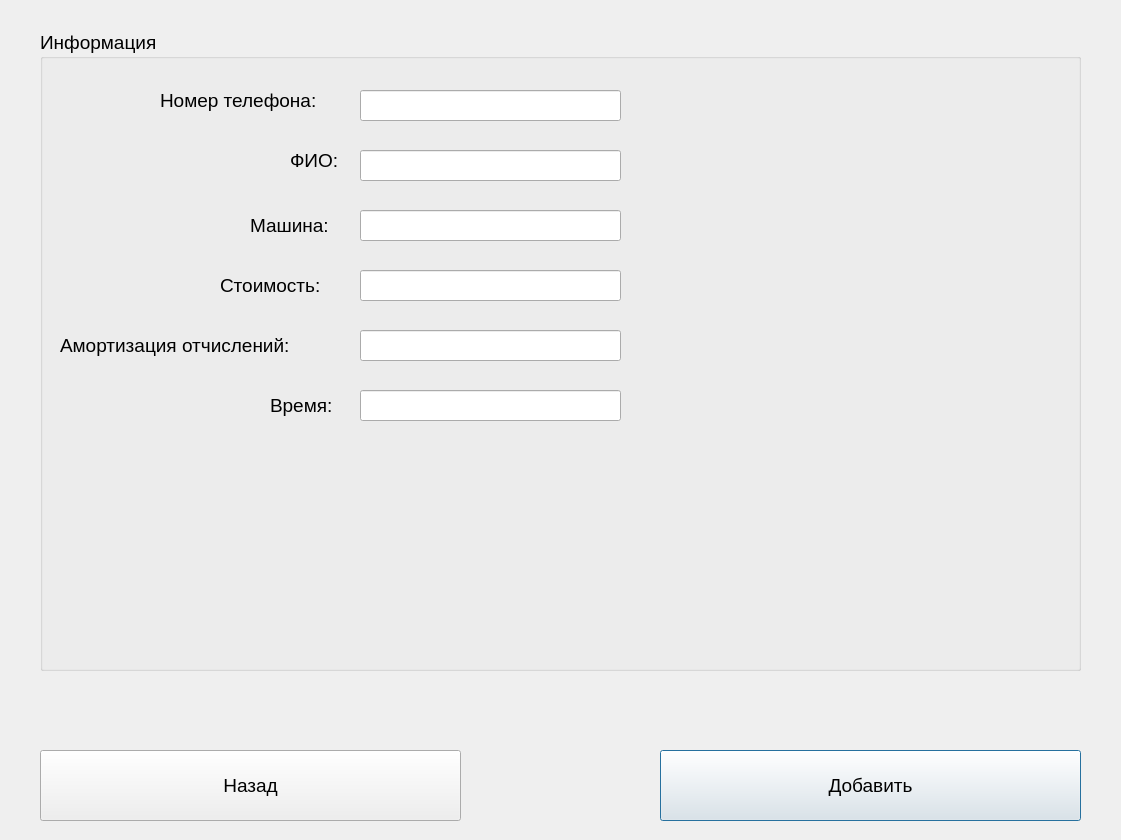
Old version of the form Add.ui in the repository mishafominih/Accounting.
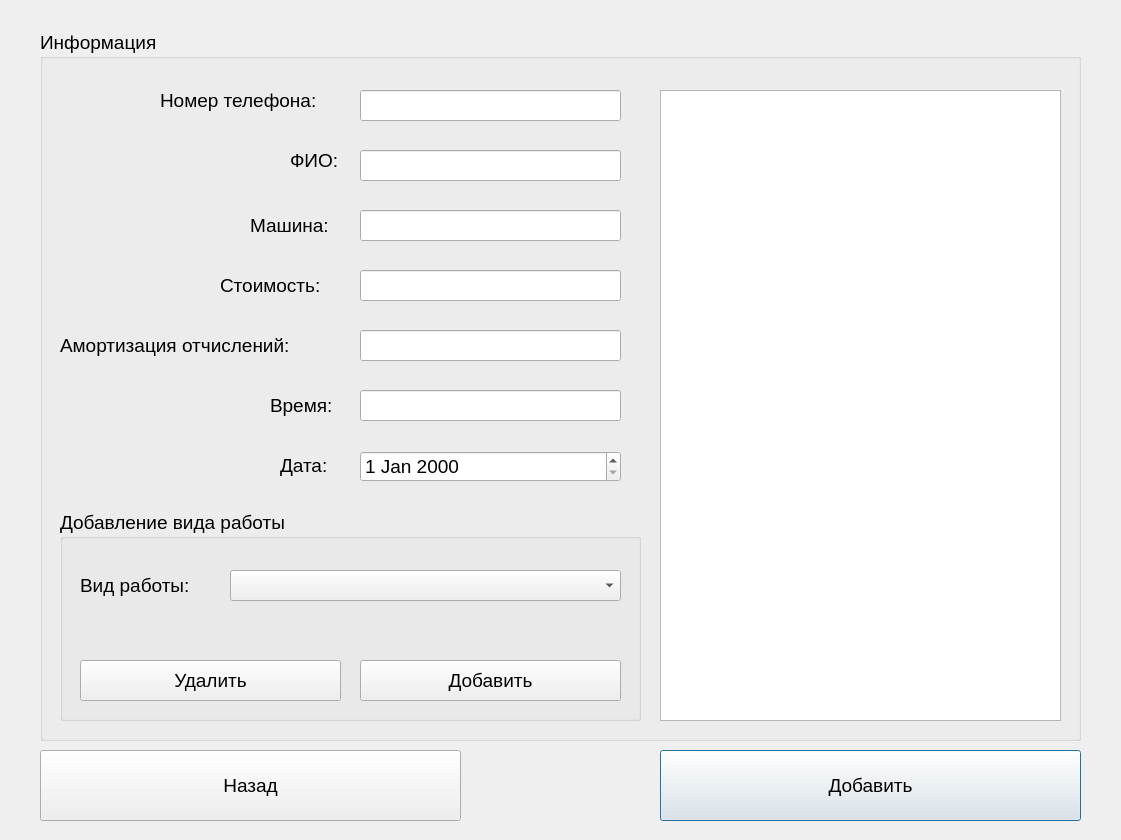
New version of the form.

Commit message: доработал форму

Patch:
```diff
--- a/Add.ui
+++ b/Add.ui
@@ -37,7 +37,7 @@
      <x>40</x>
      <y>30</y>
      <width>1041</width>
-     <height>641</height>
+     <height>711</height>
     </rect>
    </property>
    <property name="font">
@@ -186,6 +186,101 @@
      </rect>
     </property>
    </widget>
+   <widget class="QLabel" name="label_7">
+    <property name="geometry">
+     <rect>
+      <x>240</x>
+      <y>420</y>
+      <width>61</width>
+      <height>31</height>
+     </rect>
+    </property>
+    <property name="text">
+     <string>Дата:</string>
+    </property>
+   </widget>
+   <widget class="QDateEdit" name="dateEdit">
+    <property name="geometry">
+     <rect>
+      <x>320</x>
+      <y>421</y>
+      <width>261</width>
+      <height>31</height>
+     </rect>
+    </property>
+   </widget>
+   <widget class="QGroupBox" name="groupBox_2">
+    <property name="geometry">
+     <rect>
+      <x>20</x>
+      <y>480</y>
+      <width>581</width>
+      <height>211</height>
+     </rect>
+    </property>
+    <property name="title">
+     <string>Добавление вида работы</string>
+    </property>
+    <widget class="QLabel" name="label_8">
+     <property name="geometry">
+      <rect>
+       <x>20</x>
+       <y>60</y>
+       <width>131</width>
+       <height>31</height>
+      </rect>
+     </property>
+     <property name="text">
+      <string>Вид работы:</string>
+     </property>
+    </widget>
+    <widget class="QComboBox" name="WorksBox">
+     <property name="geometry">
+      <rect>
+       <x>170</x>
+       <y>60</y>
+       <width>391</width>
+       <height>31</height>
+      </rect>
+     </property>
+    </widget>
+    <widget class="QPushButton" name="AddWorkButton">
+     <property name="geometry">
+      <rect>
+       <x>300</x>
+       <y>150</y>
+       <width>261</width>
+       <height>41</height>
+      </rect>
+     </property>
+     <property name="text">
+      <string>Добавить</string>
+     </property>
+    </widget>
+    <widget class="QPushButton" name="DelWorkButton">
+     <property name="geometry">
+      <rect>
+       <x>20</x>
+       <y>150</y>
+       <width>261</width>
+       <height>41</height>
+      </rect>
+     </property>
+     <property name="text">
+      <string>Удалить</string>
+     </property>
+    </widget>
+   </widget>
+   <widget class="QListWidget" name="listWidget">
+    <property name="geometry">
+     <rect>
+      <x>620</x>
+      <y>60</y>
+      <width>401</width>
+      <height>631</height>
+     </rect>
+    </property>
+   </widget>
   </widget>
   <widget class="QPushButton" name="BackButton">
    <property name="geometry">
```
The commit also changes 4 other files.
